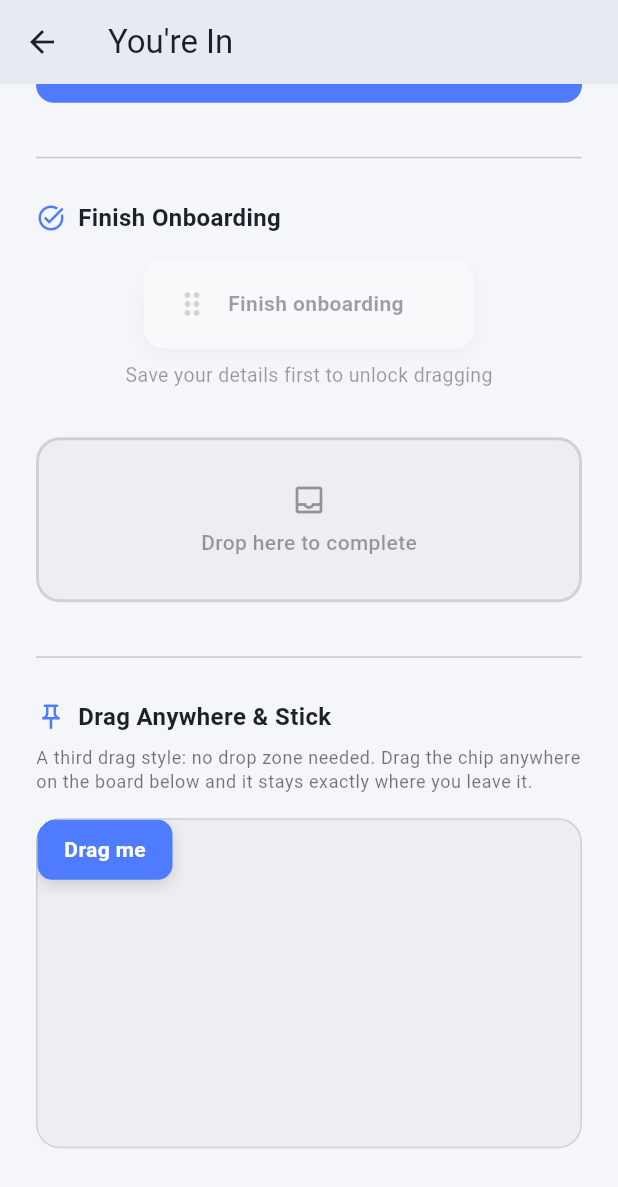
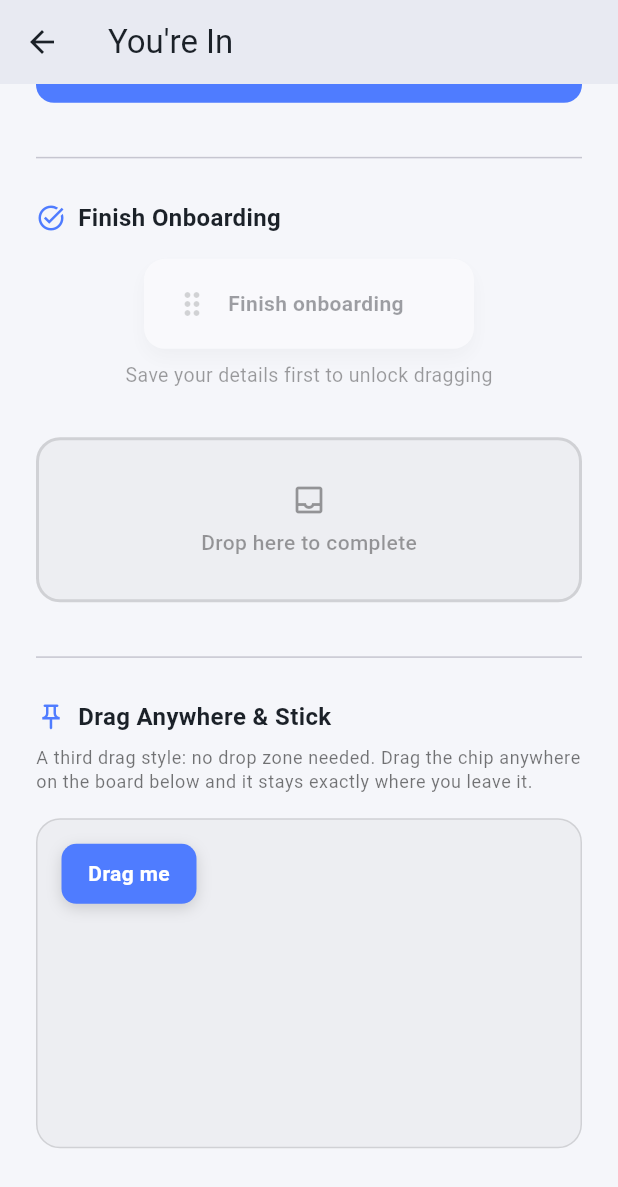
Before and after one commit to N-Maurice/Draggable_Widget_Moblive_Dev, a Flutter app: the SecondScreen screen opened directly, scrolled down 536 dp, on a phone screen of 412 x 824 dp. Shown: the top 1187 px of the screen. Run offline on Flutter 3.47's test engine with Material 3 defaults, Android fonts, the phone set to English and light mode, and no system bars.

Commit message:
fix draggable pages issues

```diff
--- a/lib/second_screen.dart
+++ b/lib/second_screen.dart
@@ -1,5 +1,12 @@
 import 'package:flutter/material.dart';
 
+/// The destination screen, reached after unlocking on [UnlockScreen].
+///
+/// Combines two things:
+///  1. A standard [Form] with [TextFormField]s for student registration.
+///  2. The original drag pattern from before: a free-form [Draggable]
+///     task card that gets dropped onto a [DragTarget] to finish
+///     onboarding. The drag step only unlocks once the form is valid.
 class SecondScreen extends StatefulWidget {
   const SecondScreen({super.key});
 
@@ -18,8 +25,13 @@ class _SecondScreenState extends State<SecondScreen> {
   bool _isFormSubmitted = false;
   bool _isCompleted = false;
 
-  // the "sticky" chip currently just stays wherever you last left it, anywhere on its card.
+  // Where the "sticky" chip currently sits. Unlike the task card above,
+  // this one isn't dropped onto a target — it just stays wherever you
+  // last left it, anywhere on the board below.
+  Offset _stickyPosition = const Offset(16, 16);
 
+  // Key for the drag "board" — needed so we can convert the drop's
+  // global coordinates into coordinates local to the board itself.
   final _boardKey = GlobalKey();
 
   @override
@@ -159,7 +171,9 @@ class _SecondScreenState extends State<SecondScreen> {
             ),
             const SizedBox(height: 16),
 
-            // The draggable task card. Free movement (not axis-locked),Disabled until the form is submitted.
+            // The draggable task card. Free movement (not axis-locked),
+            // demonstrating the contrast with the constrained drag on
+            // the previous screen. Disabled until the form is submitted.
             if (!_isCompleted)
               Center(
                 child: Opacity(
@@ -275,6 +289,8 @@ class _SecondScreenState extends State<SecondScreen> {
             const SizedBox(height: 16),
 
             // The "board" the sticky chip can be dragged around on.
+            // It needs a fixed height + Stack so we can position the
+            // chip with raw x/y coordinates.
             Container(
               key: _boardKey,
               height: 220,
@@ -295,7 +311,9 @@ class _SecondScreenState extends State<SecondScreen> {
                       feedback: const _StickyChip(),
                       childWhenDragging: const SizedBox.shrink(),
                       onDragEnd: (details) {
-                        // details.offset is in GLOBAL screen coordinates. Convert to the board's local coordinates so the chip lands under the finger instead of jumping.
+                        // details.offset is in GLOBAL screen coordinates.
+                        // Convert to the board's local coordinates so the
+                        // chip lands under the finger instead of jumping.
                         final box =
                             _boardKey.currentContext!.findRenderObject() as RenderBox;
                         final local = box.globalToLocal(details.offset);
@@ -331,7 +349,8 @@ class _SecondScreenState extends State<SecondScreen> {
   }
 }
 
-/// Small label used to title each section of the screen (registration vs. the drag-to-finish step).
+/// Small label used to title each section of the screen
+/// (registration vs. the drag-to-finish step).
 class _SectionLabel extends StatelessWidget {
   const _SectionLabel({required this.icon, required this.text});
 
@@ -357,7 +376,11 @@ class _SectionLabel extends StatelessWidget {
   }
 }
 
-/// The student registration form: name, email, student ID, and course. Kept as its own widget so SecondScreen stays readable.
+/// The student registration form: name, email, student ID, and course.
+///
+/// Kept as its own widget so [SecondScreen] stays readable. Validation
+/// rules are intentionally simple, this is a demo, not a production
+/// form, but they're enough to show realistic [TextFormField] usage.
 class _RegistrationForm extends StatelessWidget {
   const _RegistrationForm({
     required this.formKey,
@@ -455,7 +478,9 @@ class _RegistrationForm extends StatelessWidget {
   }
 }
 
-/// The chip used in the "drag anywhere and stick" section.
+/// The chip used in the "drag anywhere and stick" section. Plain and
+/// small on purpose — the point of this widget is the position logic
+/// in [_SecondScreenState], not the visuals.
 class _StickyChip extends StatelessWidget {
   const _StickyChip();
 
```
Also changed, not shown: lib/main.dart (+8 -1 lines), lib/pubspec.yaml (added, +20 -0 lines), lib/pubspec.lock (added), 4 other files.
